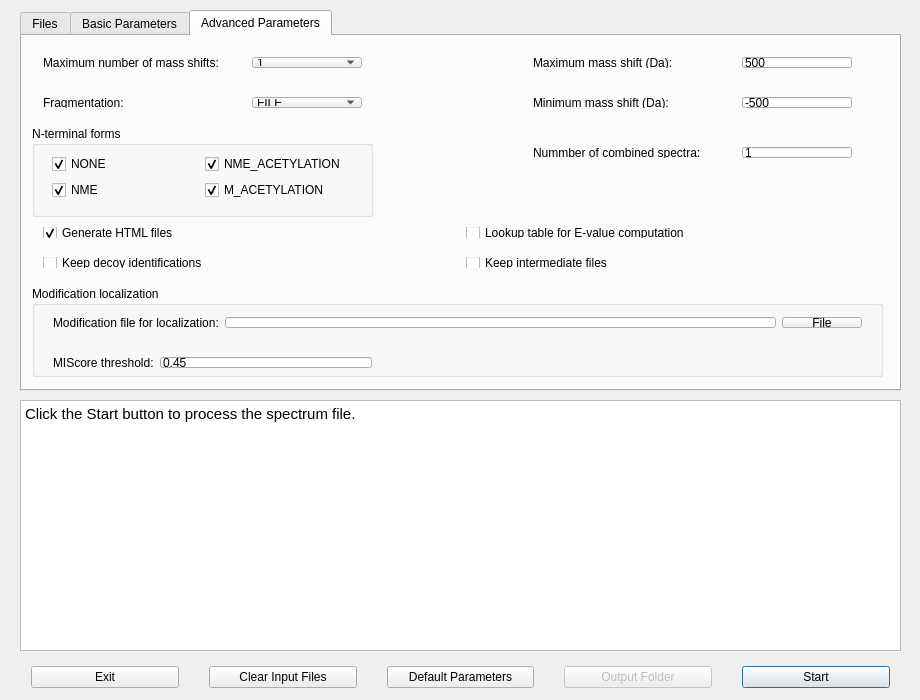
Above: src/gui/toppic/toppicwindow.ui from toppic-suite/toppic-suite before the change. Below: the same form after it.
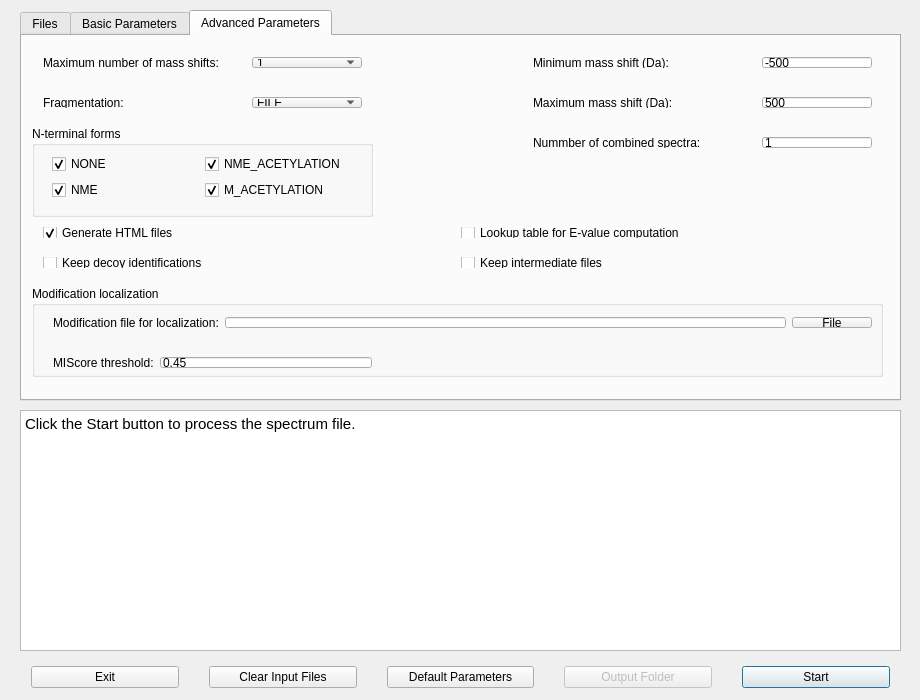
That is the form after the change. The open tabs and pages were chosen to show the change. Icons and pictures are not drawn.

Commit message: Adjusted positions of several widgets in gui

```diff
--- a/src/gui/toppic/toppicwindow.ui
+++ b/src/gui/toppic/toppicwindow.ui
@@ -40,9 +40,9 @@
     <property name="geometry">
      <rect>
       <x>20</x>
-      <y>400</y>
+      <y>410</y>
       <width>881</width>
-      <height>251</height>
+      <height>241</height>
      </rect>
     </property>
     <property name="html">
@@ -133,7 +133,7 @@
       <x>20</x>
       <y>10</y>
       <width>881</width>
-      <height>381</height>
+      <height>391</height>
      </rect>
     </property>
     <property name="currentIndex">
@@ -764,8 +764,8 @@
       <property name="geometry">
        <rect>
         <x>500</x>
-        <y>100</y>
-        <width>341</width>
+        <y>90</y>
+        <width>361</width>
         <height>33</height>
        </rect>
       </property>
@@ -799,8 +799,8 @@
       <property name="geometry">
        <rect>
         <x>500</x>
-        <y>10</y>
-        <width>341</width>
+        <y>50</y>
+        <width>361</width>
         <height>33</height>
        </rect>
       </property>
@@ -968,7 +968,7 @@
         <rect>
          <x>10</x>
          <y>20</y>
-         <width>831</width>
+         <width>841</width>
          <height>33</height>
         </rect>
        </property>
@@ -1036,8 +1036,8 @@
       <property name="geometry">
        <rect>
         <x>500</x>
-        <y>50</y>
-        <width>341</width>
+        <y>10</y>
+        <width>361</width>
         <height>33</height>
        </rect>
       </property>
@@ -1072,7 +1072,7 @@
        <rect>
         <x>10</x>
         <y>210</y>
-        <width>861</width>
+        <width>851</width>
         <height>33</height>
        </rect>
       </property>
@@ -1104,7 +1104,7 @@
        <rect>
         <x>10</x>
         <y>180</y>
-        <width>861</width>
+        <width>851</width>
         <height>33</height>
        </rect>
       </property>
```
Left out of the diff: 14 changed lines with no effect on the pictures. The commit also changes 2 other files.
